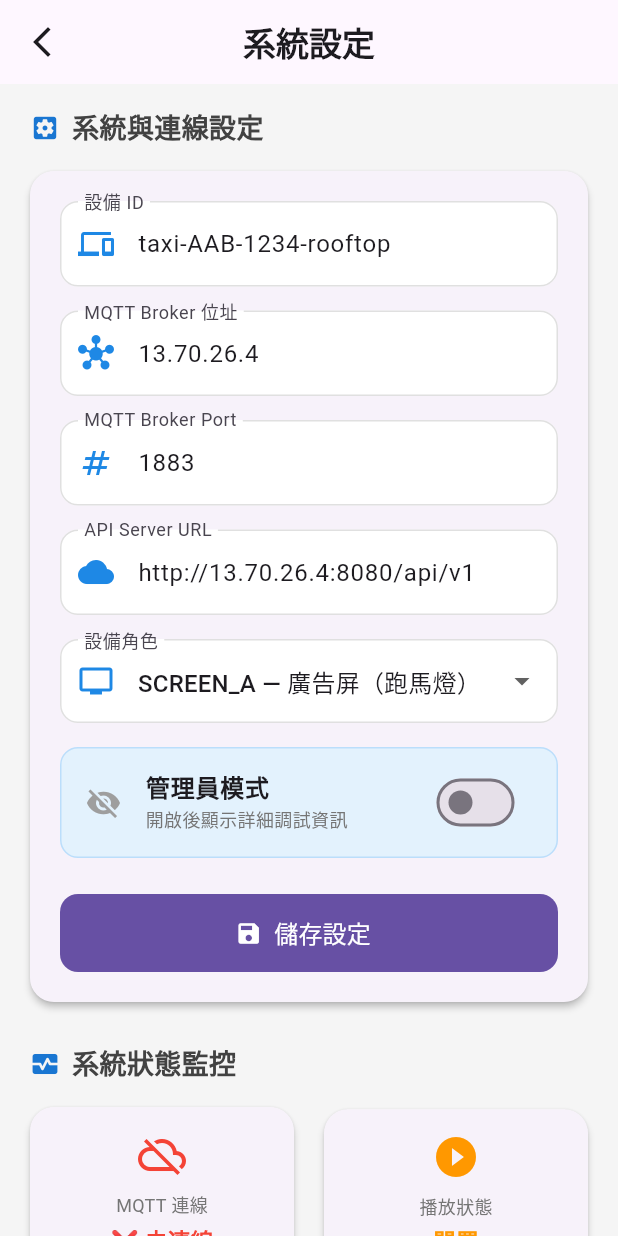
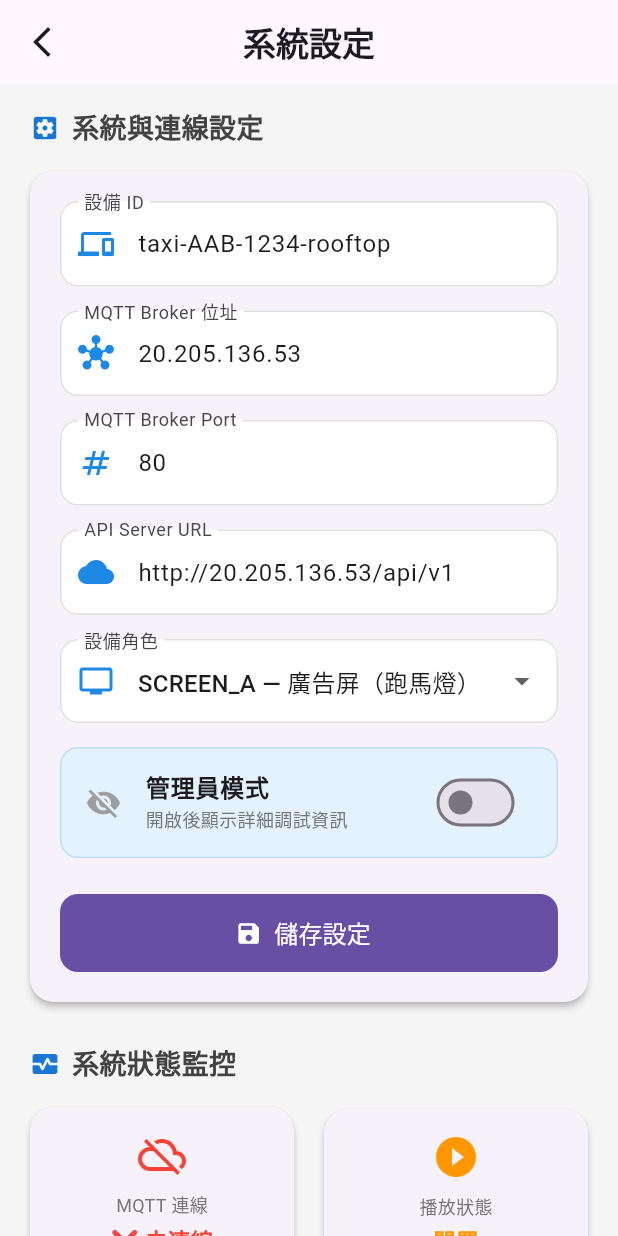
Before and after one commit to ShouJay/taxi-dev, a Flutter app: the screen it shows after launch, after a tap on "進入設定", on a phone screen of 412 x 824 dp. Run offline on Flutter 3.47's test engine with Material 3 defaults, Android fonts, the phone set to English and light mode, and no system bars; our stand-ins replace geolocator, shared_preferences, video_player; missing offline and left inert: mqtt_client, restart_app, shorebird_code_push.

Commit message:
point app at taxi2 VM

```diff
--- a/taxi_app/config/dev.json
+++ b/taxi_app/config/dev.json
@@ -1,7 +1,7 @@
 {
   "APP_ENV": "development",
-  "API_BASE_URL": "http://13.70.26.4",
-  "MQTT_HOST": "13.70.26.4",
+  "API_BASE_URL": "http://20.205.136.53",
+  "MQTT_HOST": "20.205.136.53",
   "MQTT_PORT": "80",
   "MQTT_USE_WEBSOCKET": "true",
   "MQTT_WEBSOCKET_PATH": "/mqtt",
--- a/taxi_app/lib/config/app_config.dart
+++ b/taxi_app/lib/config/app_config.dart
@@ -2,7 +2,7 @@ import 'dart:io';
 
 /// 應用程式配置
 class AppConfig {
-  static const String developmentServerHost = '13.70.26.4';
+  static const String developmentServerHost = '20.205.136.53';
 
   static const String environment = String.fromEnvironment(
     'APP_ENV',
@@ -18,7 +18,7 @@ class AppConfig {
   );
   static const bool mqttUseWebSocket = bool.fromEnvironment(
     'MQTT_USE_WEBSOCKET',
-    defaultValue: false,
+    defaultValue: true,
   );
   static const String mqttWebSocketPath = String.fromEnvironment(
     'MQTT_WEBSOCKET_PATH',
@@ -34,7 +34,7 @@ class AppConfig {
   static String get baseUrl {
     if (_configuredBaseUrl.isNotEmpty) return _configuredBaseUrl;
     if (environment == 'development') {
-      return 'http://$developmentServerHost:8080';
+      return 'http://$developmentServerHost';
     }
     throw StateError('$environment 建置必須設定 API_BASE_URL');
   }
@@ -47,7 +47,7 @@ class AppConfig {
 
   static int get mqttBrokerPort {
     if (_configuredMqttPort > 0) return _configuredMqttPort;
-    if (environment == 'development') return 1883;
+    if (environment == 'development') return 80;
     throw StateError('$environment 建置必須設定 MQTT_PORT');
   }
 
@@ -87,6 +87,7 @@ class AppConfig {
       '127.0.0.1',
       '10.0.2.2',
       '192.168.0.103',
+      '13.70.26.4',
     }.contains(host);
   }
 
```
